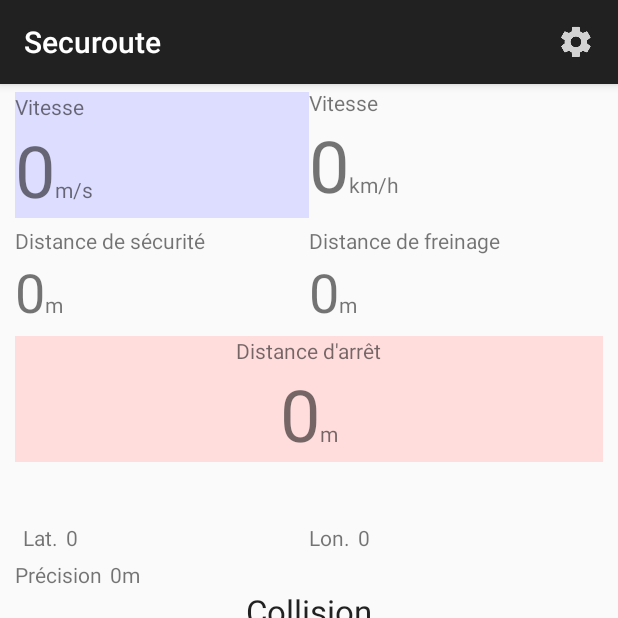
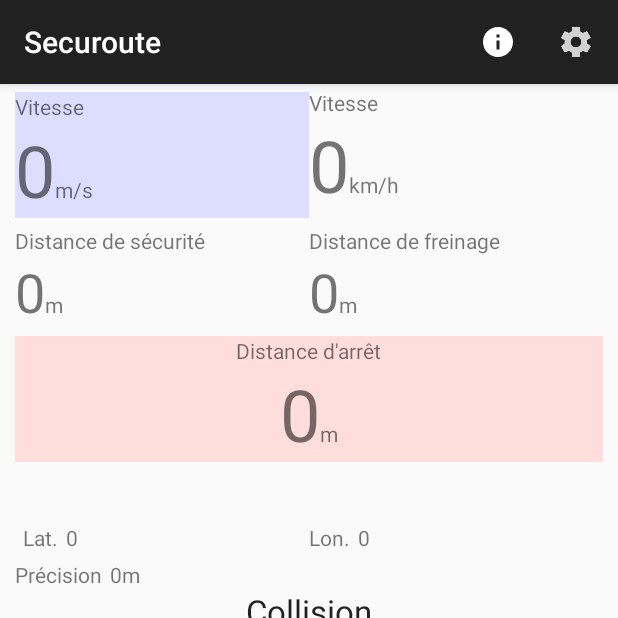
Before and after one commit to VilainMamuth/securoute, an Android app: the screen it shows after launch (SecurouteActivity), on a phone screen of 412 x 824 dp, the top half of it. Run offline under Robolectric (Android 15) with nearby library versions, the phone set to English and light mode, and no system bars.

Commit message:
added info dialog upgrade to androidx

```diff
--- a/app/src/main/AndroidManifest.xml
+++ b/app/src/main/AndroidManifest.xml
@@ -22,7 +22,8 @@
         </activity>
         <activity
             android:name=".SettingsActivity"
-            android:label="@string/title_activity_settings" >
+            android:label="@string/title_activity_settings"
+            android:parentActivityName=".SecurouteActivity">
         </activity>
     </application>
 
--- /dev/null
+++ b/app/src/main/res/drawable-anydpi/ic_action_help.xml
@@ -0,0 +1,10 @@
+<vector xmlns:android="http://schemas.android.com/apk/res/android"
+    android:width="24dp"
+    android:height="24dp"
+    android:viewportWidth="24"
+    android:viewportHeight="24"
+    android:tint="#FFFFFF">
+    <path
+        android:fillColor="#FF000000"
+        android:pathData="M12,2C6.48,2 2,6.48 2,12s4.48,10 10,10 10,-4.48 10,-10S17.52,2 12,2zM13,17h-2v-6h2v6zM13,9h-2L11,7h2v2z"/>
+</vector>
--- /dev/null
+++ b/app/src/main/res/drawable/ic_dead.xml
@@ -0,0 +1,9 @@
+<vector xmlns:android="http://schemas.android.com/apk/res/android"
+        android:width="24dp"
+        android:height="24dp"
+        android:viewportWidth="24.0"
+        android:viewportHeight="24.0">
+    <path
+        android:fillColor="#FF000000"
+        android:pathData="M11.99,2C6.47,2 2,6.47 2,12s4.47,10 9.99,10S22,17.53 22,12 17.52,2 11.99,2zM12,20c-4.42,0 -8,-3.58 -8,-8s3.58,-8 8,-8 8,3.58 8,8 -3.58,8 -8,8zM16.18,7.76l-1.06,1.06 -1.06,-1.06L13,8.82l1.06,1.06L13,10.94 14.06,12l1.06,-1.06L16.18,12l1.06,-1.06 -1.06,-1.06 1.06,-1.06zM7.82,12l1.06,-1.06L9.94,12 11,10.94 9.94,9.88 11,8.82 9.94,7.76 8.88,8.82 7.82,7.76 6.76,8.82l1.06,1.06 -1.06,1.06zM12,14c-2.33,0 -4.31,1.46 -5.11,3.5h10.22c-0.8,-2.04 -2.78,-3.5 -5.11,-3.5z"/>
+</vector>
--- a/app/src/main/res/layout/main.xml
+++ b/app/src/main/res/layout/main.xml
@@ -1,6 +1,7 @@
 <?xml version="1.0" encoding="utf-8"?>
     <LinearLayout xmlns:android="http://schemas.android.com/apk/res/android"
-     xmlns:tools="http://schemas.android.com/tools"
+        xmlns:app="http://schemas.android.com/apk/res-auto"
+        xmlns:tools="http://schemas.android.com/tools"
         android:layout_width="match_parent"
         android:layout_height="wrap_content"
         tools:context=".SecurouteActivity"
@@ -70,7 +71,7 @@
                         android:layout_width="wrap_content"
                         android:layout_height="wrap_content"
                         android:text="@string/zero"
-                    android:textSize="48dp" />
+                    android:textSize="48sp" />
 
                 <TextView
                         android:layout_width="wrap_content"
@@ -142,7 +143,7 @@
                         android:layout_width="wrap_content"
                         android:layout_height="wrap_content"
                         android:text="@string/zero"
-                    android:textSize="36dp" />
+                    android:textSize="36sp" />
 
                 <TextView
                         android:layout_width="wrap_content"
@@ -179,7 +180,7 @@
                 android:layout_width="wrap_content"
                 android:layout_height="wrap_content"
                 android:text="@string/zero"
-                android:textSize="48dp" />
+                android:textSize="48sp" />
 
             <TextView
                 android:layout_width="wrap_content"
@@ -256,8 +257,8 @@
                             android:id="@+id/lon"
                             android:layout_width="match_parent"
                             android:layout_height="wrap_content"
-                            android:layout_gravity="right"
-                            android:layout_marginLeft="5dp"
+                            android:layout_gravity="end"
+                            android:layout_marginStart="5dp"
                             android:text="@string/zero" />
 
                     </LinearLayout>
@@ -277,8 +278,8 @@
             android:id="@+id/precision"
             android:layout_width="wrap_content"
             android:layout_height="wrap_content"
-            android:layout_gravity="right"
-            android:layout_marginLeft="5dp"
+            android:layout_gravity="end"
+            android:layout_marginStart="5dp"
             android:text="@string/zero" />
         <TextView
             android:layout_width="wrap_content"
@@ -320,6 +321,13 @@
                 android:layout_height="wrap_content"
                 android:text="@string/mps2"
                 android:paddingLeft="4sp" />
+
+            <ImageView
+                android:id="@+id/decel_status"
+                android:layout_width="wrap_content"
+                android:layout_height="match_parent"
+                android:visibility="invisible"
+                app:srcCompat="@drawable/ic_dead" />
 
         </LinearLayout>
 
--- a/app/src/main/res/menu/menu_main.xml
+++ b/app/src/main/res/menu/menu_main.xml
@@ -1,6 +1,8 @@
 <menu xmlns:android="http://schemas.android.com/apk/res/android"
     xmlns:app="http://schemas.android.com/apk/res-auto"
     xmlns:tools="http://schemas.android.com/tools" tools:context=".MainActivity">
+    <item android:id="@+id/action_help" android:title="@string/action_help"
+        android:orderInCategory="100" app:showAsAction="ifRoom" android:icon="@drawable/ic_action_help"/>
     <item android:id="@+id/action_settings" android:title="@string/action_settings"
         android:orderInCategory="100" app:showAsAction="ifRoom" android:icon="@drawable/ic_action_action_settings"/>
 </menu>
--- a/app/src/main/res/values/strings.xml
+++ b/app/src/main/res/values/strings.xml
@@ -1,7 +1,6 @@
 <?xml version="1.0" encoding="utf-8"?>
 <resources>
     <string name="app_name">Securoute</string>
-    <string name="action_settings">Réglages</string>
     <string name="latitude">Lat.</string>
     <string name="longitude">Lon.</string>
     <string name="precision">Précision</string>
@@ -23,8 +22,14 @@
     <string name="deceleration">Décélération</string>
     <string name="G">G</string>
 
+    <string name="action_help">Aide</string>
+    <string name="action_settings">Réglages</string>
+
 
     <!-- Strings related to Settings -->
+    <string name="pref_reaction_time">Temps de reaction (secondes)</string>
+    <string name="pref_vehicle_weight">Poids du véhicule (kg)</string>
+    <string name="pref_driver_weight">Poids du conducteur (kg)</string>
 
     <!-- Example General settings -->
     <string name="pref_header_general">General</string>
--- a/app/src/main/res/xml/pref_general.xml
+++ b/app/src/main/res/xml/pref_general.xml
@@ -1,21 +1,23 @@
-<PreferenceScreen xmlns:android="http://schemas.android.com/apk/res/android">
+<?xml version="1.0" encoding="utf-8"?>
+<PreferenceScreen xmlns:app="http://schemas.android.com/apk/res-auto"
+    xmlns:android="http://schemas.android.com/apk/res/android">
 
     <EditTextPreference
-        android:key="tempsReaction"
-        android:title="Temps de reaction (secondes)"
-        android:summary=""
-        android:defaultValue="2" />
+        app:key="tempsReaction"
+        app:title="@string/pref_reaction_time"
+        app:defaultValue="2"
+        app:useSimpleSummaryProvider="true" />
 
     <EditTextPreference
-        android:key="masseVehicule"
-        android:title="Poids du véhicule (kg)"
-        android:summary=""
-        android:defaultValue="1200" />
+        app:key="masseVehicule"
+        app:title="@string/pref_vehicle_weight"
+        app:defaultValue="1200"
+        app:useSimpleSummaryProvider="true"/>
 
     <EditTextPreference
-        android:key="massePilote"
-        android:title="Poids du conducteur (kg)"
-        android:summary=""
-        android:defaultValue="80" />
+        app:key="massePilote"
+        app:title="@string/pref_driver_weight"
+        app:defaultValue="80"
+        app:useSimpleSummaryProvider="true"/>
 
 </PreferenceScreen>
--- a/build.gradle
+++ b/build.gradle
@@ -6,7 +6,7 @@
         jcenter()
     }
     dependencies {
-        classpath 'com.android.tools.build:gradle:3.2.0'
+        classpath 'com.android.tools.build:gradle:3.4.2'
 
         // NOTE: Do not place your application dependencies here; they belong
         // in the individual module build.gradle files
--- a/gradle.properties
+++ b/gradle.properties
@@ -6,6 +6,8 @@
 # http://www.gradle.org/docs/current/userguide/build_environment.html
 # Specifies the JVM arguments used for the daemon process.
 # The setting is particularly useful for tweaking memory settings.
+android.enableJetifier=true
+android.useAndroidX=true
 org.gradle.jvmargs=-Xmx1536m
 # When configured, Gradle will run in incubating parallel mode.
 # This option should only be used with decoupled projects. More details, visit
```
Also changed, not shown: app/build.gradle (+8 -7 lines), app/src/main/java/fr/asgardit/securoute/SecurouteActivity.java (+28 -10 lines), app/src/main/java/fr/asgardit/securoute/SettingsActivity.java (+12 -28 lines), app/src/main/res/drawable-hdpi/ic_action_help.png (added), app/src/main/res/drawable-mdpi/ic_action_help.png (added), app/src/main/res/drawable-xhdpi/ic_action_help.png (added), app/src/main/res/drawable-xxhdpi/ic_action_help.png (added), app/src/main/res/drawable/ic_info_black_24dp.xml (renamed from app/src/main/res/drawable-v21/ic_info_black_24dp.xml), app/src/main/res/drawable/ic_notifications_black_24dp.xml (renamed from app/src/main/res/drawable-v21/ic_notifications_black_24dp.xml), app/src/main/res/drawable/ic_sync_black_24dp.xml (renamed from app/src/main/res/drawable-v21/ic_sync_black_24dp.xml).
